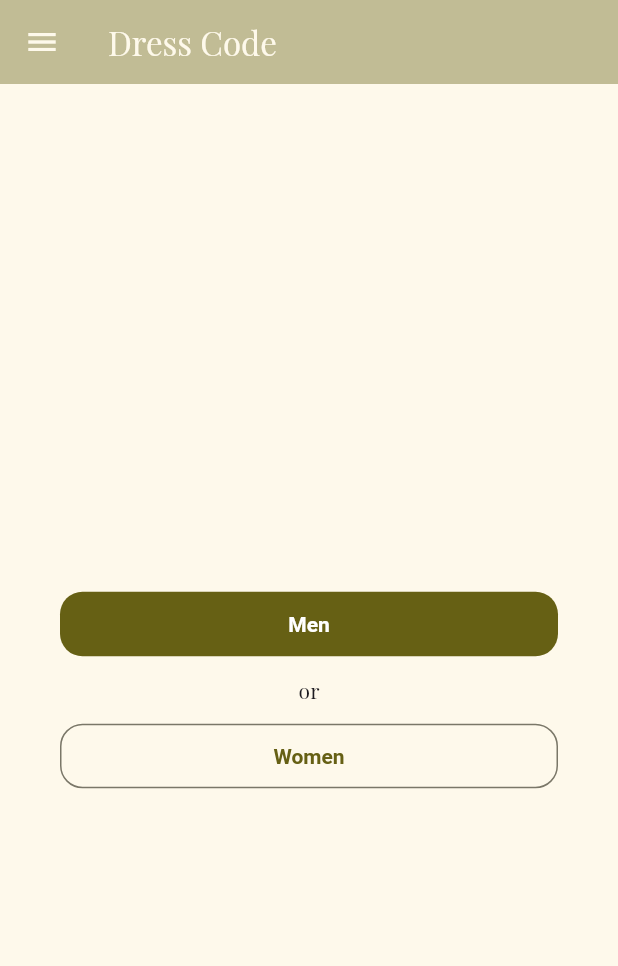
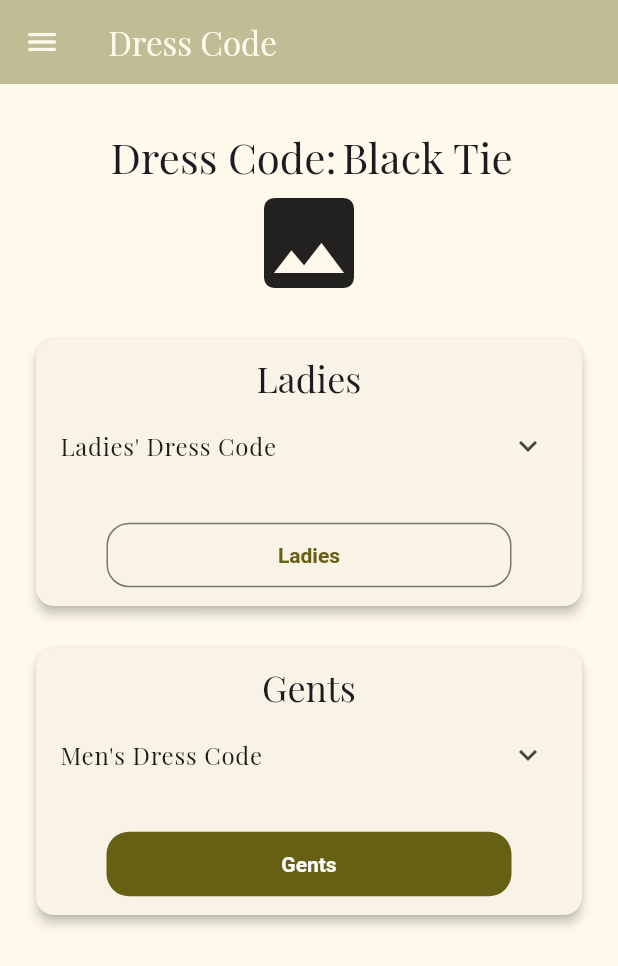
Before and after one commit to JadyMcIntyre/jaylin_wedding, a Flutter app: the DressCodePage screen opened by its route, on a phone screen of 412 x 824 dp. Shown: the top 966 px of the screen. Run offline on Flutter 3.47's test engine with Material 3 defaults, Android fonts, the phone set to English and light mode, and no system bars; our stand-ins replace cached_network_image, firebase_core, flutter_bloc, go_router, google_fonts, injectable and 1 more; accounts and stored records are empty; statements that could not run were skipped.

Commit message:
dress code text and layout

```diff
--- a/lib/features/dress_code/dress_code_page.dart
+++ b/lib/features/dress_code/dress_code_page.dart
@@ -1,6 +1,6 @@
 import 'package:flutter/material.dart';
 import 'package:jaylin_wedding/core/drawer.dart';
-import 'package:jaylin_wedding/features/dress_code/widgets/static_images.dart';
+import 'package:jaylin_wedding/features/faqs/faq_widget.dart';
 
 class DressCodePage extends StatelessWidget {
   const DressCodePage({super.key});
@@ -14,24 +14,69 @@ class DressCodePage extends StatelessWidget {
         foregroundColor: Theme.of(context).colorScheme.surface,
       ),
       drawer: CustomDrawer(),
-      body: Center(
+      body: SingleChildScrollView(
         child: Padding(
-          padding: const EdgeInsets.symmetric(horizontal: 40),
+          padding: const EdgeInsets.symmetric(horizontal: 20),
           child: Column(
-            mainAxisAlignment: MainAxisAlignment.center,
-            crossAxisAlignment: CrossAxisAlignment.center,
             children: [
-              const SizedBox(height: 40),
-              SizedBox(
-                width: double.infinity,
-                child: FilledButton(onPressed: () {}, child: Text('Men')),
+              const SizedBox(height: 30),
+              Row(
+                mainAxisAlignment: MainAxisAlignment.center,
+                children: [
+                  Text('Dress Code: ', style: Theme.of(context).textTheme.headlineMedium, textAlign: TextAlign.center),
+                  Text('Black Tie', style: Theme.of(context).textTheme.headlineMedium, textAlign: TextAlign.center),
+                ],
               ),
-              const SizedBox(height: 10),
-              Text('or'),
-              const SizedBox(height: 10),
-              SizedBox(
-                width: double.infinity,
-                child: OutlinedButton(onPressed: () {}, child: Text('Women')),
+              Icon(Icons.image, size: 80),
+              const SizedBox(height: 20),
+              Card(
+                elevation: 3,
+                child: Padding(
+                  padding: const EdgeInsets.symmetric(vertical: 10),
+                  child: Column(
+                    children: [
+                      Text('Ladies', style: Theme.of(context).textTheme.headlineSmall, textAlign: TextAlign.center),
+                      FaqList(
+                        items: [
+                          FaqItem(
+                            'Ladies\' Dress Code',
+                            '- Any Color dress (No White, No Black, No Cream)\n- Below the knee dresses only (No cocktail dresses)',
+                          ),
+                        ],
+                      ),
+                      const SizedBox(height: 20),
+                      SizedBox(
+                        width: 270,
+                        child: OutlinedButton(onPressed: () {}, child: Text('Ladies')),
+                      ),
+                    ],
+                  ),
+                ),
+              ),
+              const SizedBox(height: 20),
+              Card(
+                elevation: 3,
+                child: Padding(
+                  padding: const EdgeInsets.symmetric(vertical: 10),
+                  child: Column(
+                    children: [
+                      Text('Gents', style: Theme.of(context).textTheme.headlineSmall, textAlign: TextAlign.center),
+                      FaqList(
+                        items: [
+                          FaqItem(
+                            'Men\'s Dress Code',
+                            '- Tie or bow tie in any color\n- Black or White Button Down Shirts\n- Suit Shoes only, no sneakers or casual footwear',
+                          ),
+                        ],
+                      ),
+                      const SizedBox(height: 20),
+                      SizedBox(
+                        width: 270,
+                        child: FilledButton(onPressed: () {}, child: Text('Gents')),
+                      ),
+                    ],
+                  ),
+                ),
               ),
             ],
           ),
```
Also changed, not shown: lib/features/dress_code/services/pinterest_services.dart (added, +42 -0 lines), lib/features/dress_code/widgets/network_images.dart (deleted, +0 -31 lines), lib/features/dress_code/widgets/pinterest_images.dart (added, +85 -0 lines).
